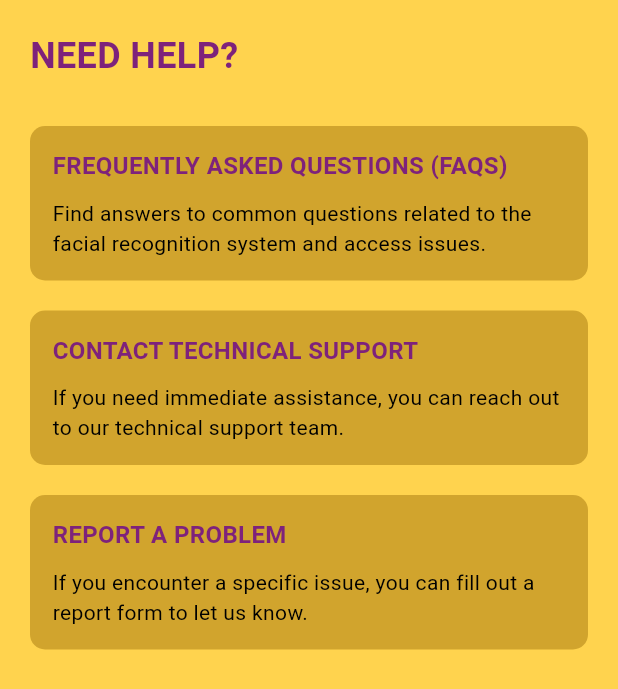
After one commit to BiofaceSchool/bioface_flutter, a Flutter app: the HelpScreen screen opened directly, on a phone screen of 412 x 824 dp. The commit adds this screen. Shown: the top 689 px of the screen. Run offline on Flutter 3.47's test engine with Material 3 defaults, Android fonts, the phone set to English and light mode, and no system bars; our stand-ins replace shared_preferences; accounts and stored records are empty.

Commit message:
feat(screen): add home, profile, history and help view

```diff
--- /dev/null
+++ b/lib/screens/help_screen.dart
@@ -0,0 +1,87 @@
+import 'package:flutter/material.dart';
+
+class HelpScreen extends StatelessWidget {
+  @override
+  Widget build(BuildContext context) {
+    return Scaffold(
+      backgroundColor: Color(0xFFFFD34E), // Color amarillo de fondo
+      body: Padding(
+        padding: const EdgeInsets.all(20.0),
+        child: Column(
+          crossAxisAlignment: CrossAxisAlignment.start,
+          children: [
+            Text(
+              'NEED HELP?',
+              style: TextStyle(
+                fontSize: 24,
+                fontWeight: FontWeight.bold,
+                color: Color(0xFF7E227B), // Color morado
+              ),
+            ),
+            SizedBox(height: 30),
+            HelpCard(
+              title: 'FREQUENTLY ASKED QUESTIONS (FAQS)',
+              description:
+              'Find answers to common questions related to the facial recognition system and access issues.',
+            ),
+            SizedBox(height: 20),
+            HelpCard(
+              title: 'CONTACT TECHNICAL SUPPORT',
+              description:
+              'If you need immediate assistance, you can reach out to our technical support team.',
+            ),
+            SizedBox(height: 20),
+            HelpCard(
+              title: 'REPORT A PROBLEM',
+              description:
+              'If you encounter a specific issue, you can fill out a report form to let us know.',
+            ),
+          ],
+        ),
+      ),
+    );
+  }
+}
+
+class HelpCard extends StatelessWidget {
+  final String title;
+  final String description;
+
+  const HelpCard({
+    Key? key,
+    required this.title,
+    required this.description,
+  }) : super(key: key);
+
+  @override
+  Widget build(BuildContext context) {
+    return Container(
+      padding: const EdgeInsets.all(15),
+      decoration: BoxDecoration(
+        color: Color(0xFFD1A42D), // Color dorado
+        borderRadius: BorderRadius.circular(10),
+      ),
+      child: Column(
+        crossAxisAlignment: CrossAxisAlignment.start,
+        children: [
+          Text(
+            title,
+            style: TextStyle(
+              fontSize: 16,
+              fontWeight: FontWeight.bold,
+              color: Color(0xFF7E227B), // Color morado
+            ),
+          ),
+          SizedBox(height: 10),
+          Text(
+            description,
+            style: TextStyle(
+              fontSize: 14,
+              color: Colors.black,
+            ),
+          ),
+        ],
+      ),
+    );
+  }
+}
--- a/lib/screens/login_screen.dart
+++ b/lib/screens/login_screen.dart
@@ -85,7 +85,7 @@ class _LoginScreenState extends State<LoginScreen> {
   @override
   Widget build(BuildContext context) {
     return Scaffold(
-      backgroundColor: Colors.amberAccent,
+      backgroundColor: const Color(0xFFFFE066),
       body: Padding(
         padding: const EdgeInsets.all(40),
         child: Center(
@@ -138,7 +138,7 @@ class _LoginScreenState extends State<LoginScreen> {
                       TextSpan(
                         text: 'Regístrate aquí!',
                         style: const TextStyle(
-                          color: Colors.purple,
+                          color: Color(0xFF7E227B),
                           decoration: TextDecoration.underline,
                         ),
                         recognizer: TapGestureRecognizer()
@@ -165,7 +165,7 @@ class _LoginScreenState extends State<LoginScreen> {
                     textStyle: const TextStyle(
                       fontSize: 18,
                     ),
-                    backgroundColor: Colors.purple
+                    backgroundColor: const Color(0xFF7E227B)
                   ),
                   child: const Text('Iniciar Sesión'),
                 ),
```
Also changed, not shown: lib/screens/history_screen.dart (added, +110 -0 lines), lib/screens/home_screen.dart (added, +92 -0 lines), lib/screens/main_screen.dart (+22 -9 lines), lib/screens/profile_screen.dart (added, +98 -0 lines), lib/screens/register_screen.dart (+10 -4 lines).
